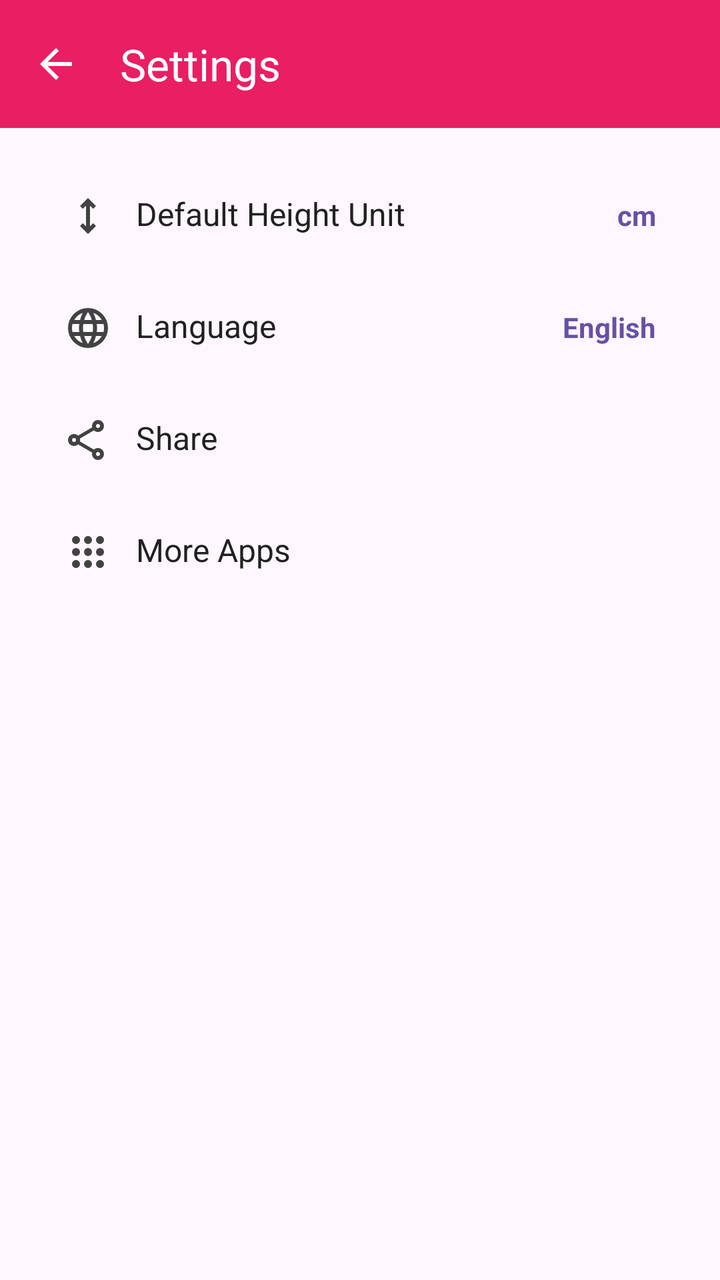
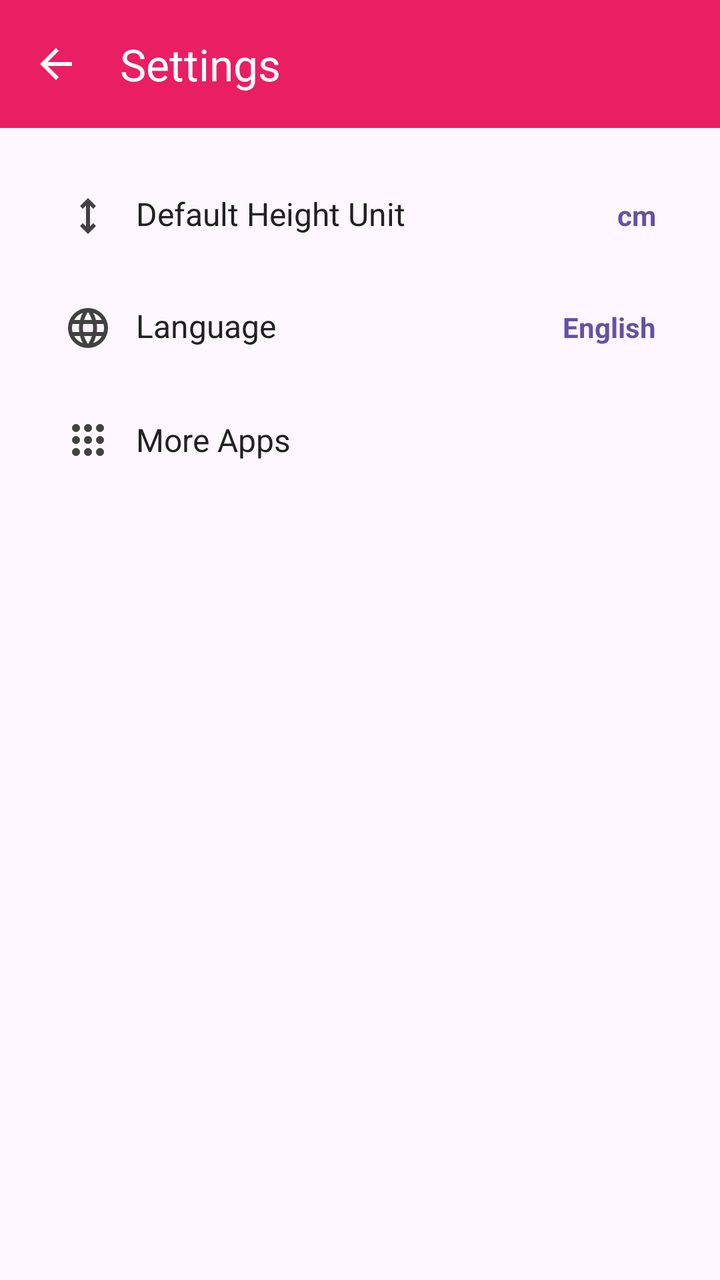

An Android layout rendered at two revisions. The XML below is the earlier revision; the diff shows what the commit changed to produce the second picture.
<!-- AndroidManifest.xml: application theme Theme.BMITracker -->
<!-- res/layout/activity_settings.xml -->
<LinearLayout xmlns:android="http://schemas.android.com/apk/res/android"
    xmlns:app="http://schemas.android.com/apk/res-auto"
    android:layout_width="match_parent"
    android:layout_height="match_parent"
    android:orientation="vertical"
    android:background="?attr/colorSurface">

    <com.google.android.material.appbar.MaterialToolbar
        android:id="@+id/toolbar"
        android:layout_width="match_parent"
        android:layout_height="?attr/actionBarSize"
        android:background="@color/appBar_background"
        app:titleTextAppearance="@style/TextAppearance.Material3.TitleLarge"
        app:title="Settings"
        app:navigationIcon="@drawable/outline_arrow_back_24"
        app:titleTextColor="?attr/colorOnPrimary" />

    <ScrollView
        android:layout_width="match_parent"
        android:layout_height="match_parent">

        <LinearLayout
            android:layout_width="match_parent"
            android:layout_height="wrap_content"
            android:orientation="vertical"
            android:padding="16dp">


            <LinearLayout
                    android:id="@+id/layoutHeightUnit"
                    android:layout_width="match_parent"
                    android:layout_height="wrap_content"
                    android:clickable="true"
                    android:focusable="true"
                    android:orientation="horizontal"
                    android:padding="16dp">

                    <ImageView
                        android:layout_width="24dp"
                        android:layout_height="24dp"
                        android:src="@drawable/outline_height_24"
                        android:contentDescription="@string/height"
                        app:tint="?attr/colorOnSurfaceVariant" />

                    <TextView
                        android:layout_width="0dp"
                        android:layout_height="wrap_content"
                        android:layout_weight="1"
                        android:layout_marginStart="12dp"
                        android:text="@string/default_height_unit"
                        android:textSize="16sp"
                        android:textColor="?attr/colorOnSurface" />

                    <TextView
                        android:id="@+id/tvCurrentHeightUnit"
                        android:layout_width="wrap_content"
                        android:layout_height="wrap_content"
                        android:text="@string/unit_cm"
                        android:textColor="?attr/colorPrimary"
                        android:textStyle="bold" />
            </LinearLayout>

            <LinearLayout
                    android:id="@+id/layoutLanguage"
                    android:layout_width="match_parent"
                    android:layout_height="wrap_content"
                    android:clickable="true"
                    android:focusable="true"
                    android:orientation="horizontal"
                    android:padding="16dp">

                    <ImageView
                        android:layout_width="24dp"
                        android:layout_height="24dp"
                        android:src="@drawable/outline_language_24"
                        android:contentDescription="@string/language"
                        app:tint="?attr/colorOnSurfaceVariant" />

                    <TextView
                        android:layout_width="0dp"
                        android:layout_height="wrap_content"
                        android:layout_weight="1"
                        android:layout_marginStart="12dp"
                        android:text="@string/language"
                        android:textSize="16sp"
                        android:textColor="?attr/colorOnSurface" />

                    <TextView
                        android:id="@+id/tvCurrentLanguage"
                        android:layout_width="wrap_content"
                        android:layout_height="wrap_content"
                        android:text="@string/english_bangla"
                        android:textColor="?attr/colorPrimary"
                        android:textStyle="bold" />
            </LinearLayout>
            <LinearLayout
                android:id="@+id/layoutShare"
                android:layout_width="match_parent"
                android:layout_height="wrap_content"
                android:clickable="true"
                android:focusable="true"
                android:orientation="horizontal"
                android:padding="16dp">

                <ImageView
                    android:layout_width="24dp"
                    android:layout_height="24dp"
                    android:src="@drawable/outline_share_24"
                    android:contentDescription="@string/language"
                    app:tint="?attr/colorOnSurfaceVariant" />

                <TextView
                    android:layout_width="0dp"
                    android:layout_height="wrap_content"
                    android:layout_weight="1"
                    android:layout_marginStart="12dp"
                    android:text="Share"
                    android:textSize="16sp"
                    android:textColor="?attr/colorOnSurface" />


            </LinearLayout>
            <LinearLayout
                android:id="@+id/layoutApps"
                android:layout_width="match_parent"
                android:layout_height="wrap_content"
                android:clickable="true"
                android:focusable="true"
                android:orientation="horizontal"
                android:padding="16dp">

                <ImageView
                    android:layout_width="24dp"
                    android:layout_height="24dp"
                    android:src="@drawable/outline_apps_24"
                    android:contentDescription="@string/language"
                    app:tint="?attr/colorOnSurfaceVariant" />

                <TextView
                    android:layout_width="0dp"
                    android:layout_height="wrap_content"
                    android:layout_weight="1"
                    android:layout_marginStart="12dp"
                    android:text="More Apps"
                    android:textSize="16sp"
                    android:textColor="?attr/colorOnSurface" />


            </LinearLayout>




        </LinearLayout>
    </ScrollView>
</LinearLayout>
<!-- resources referenced by this layout -->
<resources>
  <color name="appBar_background">#E91E63</color>"
  <!-- drawable outline_arrow_back_24 (drawable) -->
  <vector xmlns:android="http://schemas.android.com/apk/res/android" android:autoMirrored="true" android:height="24dp" android:tint="#FFFFFF" android:viewportHeight="960" android:viewportWidth="960" android:width="24dp">
        
      <path android:fillColor="@android:color/white" android:pathData="M313,520L537,744L480,800L160,480L480,160L537,216L313,440L800,440L800,520L313,520Z"/>
      
  </vector>
  <!-- drawable outline_height_24 (drawable) -->
  <vector xmlns:android="http://schemas.android.com/apk/res/android" android:height="24dp" android:tint="#FFFFFF" android:viewportHeight="960" android:viewportWidth="960" android:width="24dp">
        
      <path android:fillColor="@android:color/white" android:pathData="M480,840L320,680L376,624L440,687L440,273L376,336L320,280L480,120L640,280L584,337L520,273L520,687L584,624L640,680L480,840Z"/>
      
  </vector>
  <!-- drawable outline_share_24 (drawable) -->
  <vector xmlns:android="http://schemas.android.com/apk/res/android" android:height="24dp" android:tint="#50505D" android:viewportHeight="960" android:viewportWidth="960" android:width="24dp">
        
      <path android:fillColor="@android:color/white" android:pathData="M680,880Q630,880 595,845Q560,810 560,760Q560,754 563,732L282,568Q266,583 245,591.5Q224,600 200,600Q150,600 115,565Q80,530 80,480Q80,430 115,395Q150,360 200,360Q224,360 245,368.5Q266,377 282,392L563,228Q561,221 560.5,214.5Q560,208 560,200Q560,150 595,115Q630,80 680,80Q730,80 765,115Q800,150 800,200Q800,250 765,285Q730,320 680,320Q656,320 635,311.5Q614,303 598,288L317,452Q319,459 319.5,465.5Q320,472 320,480Q320,488 319.5,494.5Q319,501 317,508L598,672Q614,657 635,648.5Q656,640 680,640Q730,640 765,675Q800,710 800,760Q800,810 765,845Q730,880 680,880ZM680,800Q697,800 708.5,788.5Q720,777 720,760Q720,743 708.5,731.5Q697,720 680,720Q663,720 651.5,731.5Q640,743 640,760Q640,777 651.5,788.5Q663,800 680,800ZM200,520Q217,520 228.5,508.5Q240,497 240,480Q240,463 228.5,451.5Q217,440 200,440Q183,440 171.5,451.5Q160,463 160,480Q160,497 171.5,508.5Q183,520 200,520ZM708.5,228.5Q720,217 720,200Q720,183 708.5,171.5Q697,160 680,160Q663,160 651.5,171.5Q640,183 640,200Q640,217 651.5,228.5Q663,240 680,240Q697,240 708.5,228.5ZM680,760Q680,760 680,760Q680,760 680,760Q680,760 680,760Q680,760 680,760Q680,760 680,760Q680,760 680,760Q680,760 680,760Q680,760 680,760ZM200,480Q200,480 200,480Q200,480 200,480Q200,480 200,480Q200,480 200,480Q200,480 200,480Q200,480 200,480Q200,480 200,480Q200,480 200,480ZM680,200Q680,200 680,200Q680,200 680,200Q680,200 680,200Q680,200 680,200Q680,200 680,200Q680,200 680,200Q680,200 680,200Q680,200 680,200Z"/>
      
  </vector>
  <string name="default_height_unit">Default Height Unit</string>
  <string name="english_bangla">English</string>
  <string name="height">Height</string>
  <string name="language">Language</string>
  <string name="unit_cm">cm</string>
  <style name="Theme.BMITracker" parent="Base.Theme.BMITracker" />
  <style name="Base.Theme.BMITracker" parent="Theme.Material3.DayNight.NoActionBar">
          
          <item name="android:windowBackground">#F5F5F5</item>
          <item name="android:textColorPrimary">@color/text_main</item>
          <item name="android:textColorSecondary">@color/text_secondary_dynamic</item>
          <item name="colorOnSurface">@color/text_main</item>
          <item name="colorOnSurfaceVariant">@color/text_secondary_dynamic</item>
          <item name="android:colorControlHighlight">@color/spinner_ripple_soft</item>
          <item name="fontFamily">@font/noto_sans_bengali_regular</item>
         &gt;
      </style>
  <color name="text_main">#212121</color>
  <color name="text_secondary_dynamic">#424242</color>
  <color name="spinner_ripple_soft">#22000000</color>
  <!-- unchanged entries left out for length: 2 -->
</resources>

<!-- the commit's change to res/layout/activity_settings.xml (unified diff, before → after) -->
@@ -2,17 +2,17 @@
     xmlns:app="http://schemas.android.com/apk/res-auto"
     android:layout_width="match_parent"
     android:layout_height="match_parent"
-    android:orientation="vertical"
-    android:background="?attr/colorSurface">
+    android:background="?attr/colorSurface"
+    android:orientation="vertical">
 
     <com.google.android.material.appbar.MaterialToolbar
         android:id="@+id/toolbar"
         android:layout_width="match_parent"
         android:layout_height="?attr/actionBarSize"
         android:background="@color/appBar_background"
+        app:navigationIcon="@drawable/outline_arrow_back_24"
+        app:title="Settings"
         app:titleTextAppearance="@style/TextAppearance.Material3.TitleLarge"
-        app:title="Settings"
-        app:navigationIcon="@drawable/outline_arrow_back_24"
         app:titleTextColor="?attr/colorOnPrimary" />
 
     <ScrollView
@@ -27,74 +27,7 @@
 
 
             <LinearLayout
-                    android:id="@+id/layoutHeightUnit"
-                    android:layout_width="match_parent"
-                    android:layout_height="wrap_content"
-                    android:clickable="true"
-                    android:focusable="true"
-                    android:orientation="horizontal"
-                    android:padding="16dp">
-
-                    <ImageView
-                        android:layout_width="24dp"
-                        android:layout_height="24dp"
-                        android:src="@drawable/outline_height_24"
-                        android:contentDescription="@string/height"
-                        app:tint="?attr/colorOnSurfaceVariant" />
-
-                    <TextView
-                        android:layout_width="0dp"
-                        android:layout_height="wrap_content"
-                        android:layout_weight="1"
-                        android:layout_marginStart="12dp"
-                        android:text="@string/default_height_unit"
-                        android:textSize="16sp"
-                        android:textColor="?attr/colorOnSurface" />
-
-                    <TextView
-                        android:id="@+id/tvCurrentHeightUnit"
-                        android:layout_width="wrap_content"
-                        android:layout_height="wrap_content"
-                        android:text="@string/unit_cm"
-                        android:textColor="?attr/colorPrimary"
-                        android:textStyle="bold" />
-            </LinearLayout>
-
-            <LinearLayout
-                    android:id="@+id/layoutLanguage"
-                    android:layout_width="match_parent"
-                    android:layout_height="wrap_content"
-                    android:clickable="true"
-                    android:focusable="true"
-                    android:orientation="horizontal"
-                    android:padding="16dp">
-
-                    <ImageView
-                        android:layout_width="24dp"
-                        android:layout_height="24dp"
-                        android:src="@drawable/outline_language_24"
-                        android:contentDescription="@string/language"
-                        app:tint="?attr/colorOnSurfaceVariant" />
-
-                    <TextView
-                        android:layout_width="0dp"
-                        android:layout_height="wrap_content"
-                        android:layout_weight="1"
-                        android:layout_marginStart="12dp"
-                        android:text="@string/language"
-                        android:textSize="16sp"
-                        android:textColor="?attr/colorOnSurface" />
-
-                    <TextView
-                        android:id="@+id/tvCurrentLanguage"
-                        android:layout_width="wrap_content"
-                        android:layout_height="wrap_content"
-                        android:text="@string/english_bangla"
-                        android:textColor="?attr/colorPrimary"
-                        android:textStyle="bold" />
-            </LinearLayout>
-            <LinearLayout
-                android:id="@+id/layoutShare"
+                android:id="@+id/layoutHeightUnit"
                 android:layout_width="match_parent"
                 android:layout_height="wrap_content"
                 android:clickable="true"
@@ -105,23 +38,30 @@
                 <ImageView
                     android:layout_width="24dp"
                     android:layout_height="24dp"
-                    android:src="@drawable/outline_share_24"
-                    android:contentDescription="@string/language"
+                    android:contentDescription="@string/height"
+                    android:src="@drawable/outline_height_24"
                     app:tint="?attr/colorOnSurfaceVariant" />
 
                 <TextView
                     android:layout_width="0dp"
                     android:layout_height="wrap_content"
+                    android:layout_marginStart="12dp"
                     android:layout_weight="1"
-                    android:layout_marginStart="12dp"
-                    android:text="Share"
-                    android:textSize="16sp"
-                    android:textColor="?attr/colorOnSurface" />
+                    android:text="@string/default_height_unit"
+                    android:textColor="?attr/colorOnSurface"
+                    android:textSize="16sp" />
 
+                <TextView
+                    android:id="@+id/tvCurrentHeightUnit"
+                    android:layout_width="wrap_content"
+                    android:layout_height="wrap_content"
+                    android:text="@string/unit_cm"
+                    android:textColor="?attr/colorPrimary"
+                    android:textStyle="bold" />
+            </LinearLayout>
 
-            </LinearLayout>
             <LinearLayout
-                android:id="@+id/layoutApps"
+                android:id="@+id/layoutLanguage"
                 android:layout_width="match_parent"
                 android:layout_height="wrap_content"
                 android:clickable="true"
@@ -132,23 +72,44 @@
                 <ImageView
                     android:layout_width="24dp"
                     android:layout_height="24dp"
-                    android:src="@drawable/outline_apps_24"
                     android:contentDescription="@string/language"
+                    android:src="@drawable/outline_language_24"
                     app:tint="?attr/colorOnSurfaceVariant" />
 
                 <TextView
                     android:layout_width="0dp"
                     android:layout_height="wrap_content"
+                    android:layout_marginStart="12dp"
                     android:layout_weight="1"
-                    android:layout_marginStart="12dp"
-                    android:text="More Apps"
-                    android:textSize="16sp"
-                    android:textColor="?attr/colorOnSurface" />
+                    android:text="@string/language"
+                    android:textColor="?attr/colorOnSurface"
+                    android:textSize="16sp" />
 
-
+                <TextView
+                    android:id="@+id/tvCurrentLanguage"
+                    android:layout_width="wrap_content"
+                    android:layout_height="wrap_content"
+                    android:text="@string/english_bangla"
+                    android:textColor="?attr/colorPrimary"
+                    android:textStyle="bold" />
             </LinearLayout>
 
-
+            <TextView
+                android:id="@+id/layoutApps"
+                android:layout_width="match_parent"
+                android:layout_height="wrap_content"
+                android:background="?attr/selectableItemBackground"
+                android:clickable="true"
+                android:drawablePadding="12dp"
+                android:focusable="true"
+                android:gravity="center_vertical"
+                android:orientation="horizontal"
+                android:padding="16dp"
+                android:text="@string/more_apps"
+                android:textColor="?attr/colorOnSurface"
+                android:textSize="16sp"
+                app:drawableLeftCompat="@drawable/outline_apps_24"
+                app:drawableTint="?attr/colorOnSurfaceVariant" />
 
 
         </LinearLayout>
<!-- resource entries referenced after the edit -->
@@ -13,16 +13,11 @@
       <path android:fillColor="@android:color/white" android:pathData="M480,840L320,680L376,624L440,687L440,273L376,336L320,280L480,120L640,280L584,337L520,273L520,687L584,624L640,680L480,840Z"/>
       
   </vector>
-  <!-- drawable outline_share_24 (drawable) -->
-  <vector xmlns:android="http://schemas.android.com/apk/res/android" android:height="24dp" android:tint="#50505D" android:viewportHeight="960" android:viewportWidth="960" android:width="24dp">
-        
-      <path android:fillColor="@android:color/white" android:pathData="M680,880Q630,880 595,845Q560,810 560,760Q560,754 563,732L282,568Q266,583 245,591.5Q224,600 200,600Q150,600 115,565Q80,530 80,480Q80,430 115,395Q150,360 200,360Q224,360 245,368.5Q266,377 282,392L563,228Q561,221 560.5,214.5Q560,208 560,200Q560,150 595,115Q630,80 680,80Q730,80 765,115Q800,150 800,200Q800,250 765,285Q730,320 680,320Q656,320 635,311.5Q614,303 598,288L317,452Q319,459 319.5,465.5Q320,472 320,480Q320,488 319.5,494.5Q319,501 317,508L598,672Q614,657 635,648.5Q656,640 680,640Q730,640 765,675Q800,710 800,760Q800,810 765,845Q730,880 680,880ZM680,800Q697,800 708.5,788.5Q720,777 720,760Q720,743 708.5,731.5Q697,720 680,720Q663,720 651.5,731.5Q640,743 640,760Q640,777 651.5,788.5Q663,800 680,800ZM200,520Q217,520 228.5,508.5Q240,497 240,480Q240,463 228.5,451.5Q217,440 200,440Q183,440 171.5,451.5Q160,463 160,480Q160,497 171.5,508.5Q183,520 200,520ZM708.5,228.5Q720,217 720,200Q720,183 708.5,171.5Q697,160 680,160Q663,160 651.5,171.5Q640,183 640,200Q640,217 651.5,228.5Q663,240 680,240Q697,240 708.5,228.5ZM680,760Q680,760 680,760Q680,760 680,760Q680,760 680,760Q680,760 680,760Q680,760 680,760Q680,760 680,760Q680,760 680,760Q680,760 680,760ZM200,480Q200,480 200,480Q200,480 200,480Q200,480 200,480Q200,480 200,480Q200,480 200,480Q200,480 200,480Q200,480 200,480Q200,480 200,480ZM680,200Q680,200 680,200Q680,200 680,200Q680,200 680,200Q680,200 680,200Q680,200 680,200Q680,200 680,200Q680,200 680,200Q680,200 680,200Z"/>
-      
-  </vector>
   <string name="default_height_unit">Default Height Unit</string>
   <string name="english_bangla">English</string>
   <string name="height">Height</string>
   <string name="language">Language</string>
+  <string name="more_apps">More Apps</string>
   <string name="unit_cm">cm</string>
   <style name="Theme.BMITracker" parent="Base.Theme.BMITracker" />
   <style name="Base.Theme.BMITracker" parent="Theme.Material3.DayNight.NoActionBar">
